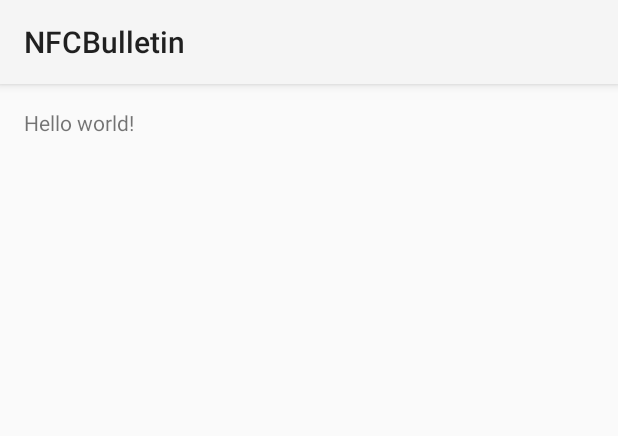
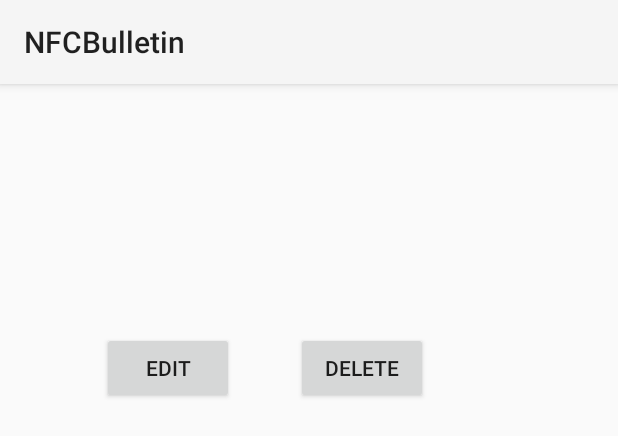
Before and after one commit to mitchtehfrog/NFCapp, an Android app: the layout activity_edit_or_delete.xml on its own in the app's theme, with its tools: preview values and no code run, on a phone screen of 412 x 824 dp. Shown: the top 436 px of the screen. Run offline under Robolectric (Android 15) with nearby library versions, the phone set to English and light mode, and no system bars.

Commit message:
added edit/delete, fixed a bug with formatting(kind of)

```diff
--- a/app/src/main/AndroidManifest.xml
+++ b/app/src/main/AndroidManifest.xml
@@ -34,11 +34,13 @@
         </activity>
         <activity
             android:name=".EditOrDeleteActivity"
-            android:label="@string/title_activity_edit_or_delete" >
+            android:label="@string/title_activity_edit_or_delete"
+            android:theme="@android:style/Theme.Material.Dialog">
         </activity>
         <activity
             android:name=".WriteNoteActivity"
-            android:label="@string/title_activity_write_note" >
+            android:label="@string/title_activity_write_note"
+            android:theme="@android:style/Theme.Material.Dialog">
         </activity>
     </application>
 
--- a/app/src/main/java/edu/elon/cs/nfcbulletin/ScanNFCActivity.java
+++ b/app/src/main/java/edu/elon/cs/nfcbulletin/ScanNFCActivity.java
@@ -79,6 +79,7 @@ public class ScanNFCActivity extends Activity {
 
             Parcelable[] parcelables = intent.getParcelableArrayExtra(NfcAdapter.EXTRA_NDEF_MESSAGES);
             if(parcelables != null && parcelables.length > 0){
+
                 Toast.makeText(this, "found some notes!", Toast.LENGTH_SHORT).show();
                 ArrayList<String> messages = parseStringArrayListFromNdefMessage((NdefMessage) parcelables[0]);
                 Intent newIntent = new Intent(this, ViewTagContentActivity.class);
--- a/app/src/main/java/edu/elon/cs/nfcbulletin/ViewTagContentActivity.java
+++ b/app/src/main/java/edu/elon/cs/nfcbulletin/ViewTagContentActivity.java
@@ -84,7 +84,8 @@ public class ViewTagContentActivity extends Activity {
         @Override
         public boolean onItemLongClick(AdapterView<?> parent, View view, int position, long id) {
             relevantPosition = position;
-            System.out.println("in longclick");
+            Intent intent = new Intent(getApplicationContext(), EditOrDeleteActivity.class);
+            startActivity(intent);
             return true;
         }
     };
--- a/app/src/main/res/layout/activity_edit_or_delete.xml
+++ b/app/src/main/res/layout/activity_edit_or_delete.xml
@@ -6,7 +6,26 @@
     android:paddingBottom="@dimen/activity_vertical_margin"
     tools:context="edu.elon.cs.nfcbulletin.EditOrDeleteActivity">
 
-    <TextView android:text="@string/hello_world" android:layout_width="wrap_content"
-        android:layout_height="wrap_content" />
+
+    <Button
+        android:layout_width="wrap_content"
+        android:layout_height="wrap_content"
+        android:text="Edit"
+        android:id="@+id/editbutton"
+        android:onClick="onEditClick"
+        android:layout_marginTop="149dp"
+        android:layout_alignParentTop="true"
+        android:layout_alignParentStart="true"
+        android:layout_marginStart="52dp" />
+
+    <Button
+        android:layout_width="wrap_content"
+        android:layout_height="wrap_content"
+        android:text="Delete"
+        android:id="@+id/deletebutton"
+        android:onClick="onDeleteClick"
+        android:layout_alignTop="@+id/editbutton"
+        android:layout_toEndOf="@+id/editbutton"
+        android:layout_marginStart="41dp" />
 
 </RelativeLayout>
```
Also changed, not shown: app/src/main/java/edu/elon/cs/nfcbulletin/EditOrDeleteActivity.java (+23 -1 lines), app/src/main/java/edu/elon/cs/nfcbulletin/EnterTextActivity.java (+25 -1 lines), app/src/main/java/edu/elon/cs/nfcbulletin/WriteNoteActivity.java (+14 -3 lines).
